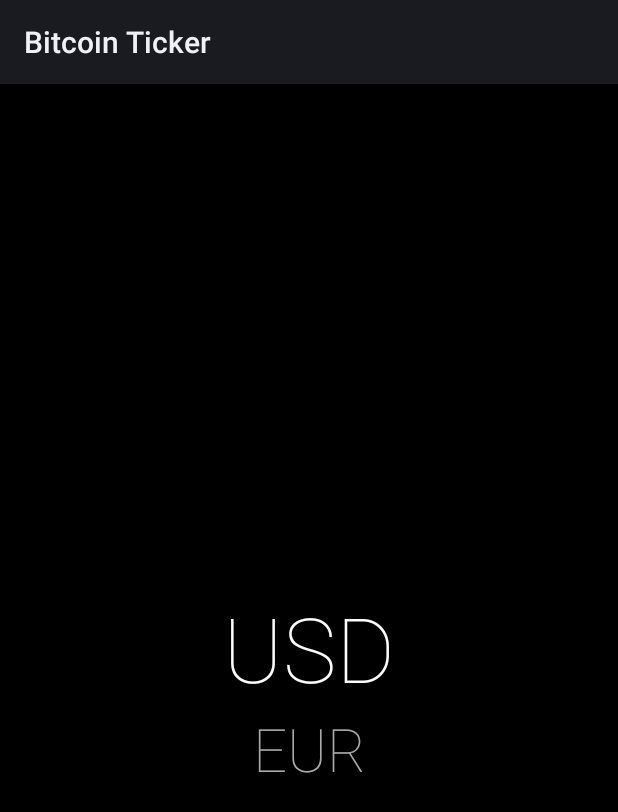
After one commit to tajchert/GlassCryptoCurrency, an Android app: the SetCurrencyActivity screen opened directly, with no data from a screen before it, on a phone screen of 412 x 824 dp. The commit adds this screen. Shown: the top 812 px of the screen. Run offline under Robolectric (Android 15) with nearby library versions, the phone set to English and light mode, and no system bars; libraries missing offline, so code that uses them is left out: com.google.android.glass; 1 statement that could not run was skipped.

Commit message:
Major changes, added activity to choose by finger gesture currency.

```diff
--- a/app/src/main/java/pl/tajchert/glass/bitcointicker/BitcoinTicker.java
+++ b/app/src/main/java/pl/tajchert/glass/bitcointicker/BitcoinTicker.java
@@ -7,6 +7,7 @@ public class BitcoinTicker extends Application {
 
     private static BitcoinTicker singleton;
     public static boolean isChartVisible = false;
+    public static String currency = "USD";
 
     public BitcoinTicker getInstance(){
         return singleton;
--- a/app/src/main/java/pl/tajchert/glass/bitcointicker/LiveCardMenuActivity.java
+++ b/app/src/main/java/pl/tajchert/glass/bitcointicker/LiveCardMenuActivity.java
@@ -79,9 +79,6 @@ public class LiveCardMenuActivity extends Activity {
                 // Stop the service which will unpublish the live card.
                 stopService(new Intent(this, LiveCardService.class));
                 return true;
-            case R.id.action_refresh:
-                updateLiveCard();
-                return true;
             case R.id.action_chart:
                 if(BitcoinTicker.isChartVisible == false) {
                     BitcoinTicker.isChartVisible = true;
--- /dev/null
+++ b/app/src/main/java/pl/tajchert/glass/bitcointicker/SetCurrencyActivity.java
@@ -0,0 +1,205 @@
+/*
+ * Copyright (C) 2013 The Android Open Source Project
+ *
+ * Licensed under the Apache License, Version 2.0 (the "License");
+ * you may not use this file except in compliance with the License.
+ * You may obtain a copy of the License at
+ *
+ *      http://www.apache.org/licenses/LICENSE-2.0
+ *
+ * Unless required by applicable law or agreed to in writing, software
+ * distributed under the License is distributed on an "AS IS" BASIS,
+ * WITHOUT WARRANTIES OR CONDITIONS OF ANY KIND, either express or implied.
+ * See the License for the specific language governing permissions and
+ * limitations under the License.
+ */
+
+package pl.tajchert.glass.bitcointicker;
+
+import android.animation.ValueAnimator;
+import android.animation.ValueAnimator.AnimatorUpdateListener;
+import android.app.Activity;
+import android.content.Context;
+import android.content.Intent;
+import android.media.AudioManager;
+import android.os.Bundle;
+import android.util.Log;
+import android.view.MotionEvent;
+import android.view.View;
+import android.view.animation.DecelerateInterpolator;
+import android.widget.TextView;
+
+import com.google.android.glass.media.Sounds;
+import com.google.android.glass.touchpad.Gesture;
+import com.google.android.glass.touchpad.GestureDetector;
+import com.google.android.glass.touchpad.GestureDetector.BaseListener;
+import com.google.android.glass.touchpad.GestureDetector.ScrollListener;
+
+import java.util.ArrayList;
+import java.util.Calendar;
+
+import pl.tajchert.glass.bitcointicker.utils.Tools;
+
+/**
+ * Activity to set the timer.
+ */
+public class SetCurrencyActivity extends Activity implements BaseListener, ScrollListener{
+    private static final String TAG = "SetCurrencyActivity";
+    private static final float MAX_DRAG_VELOCITY = 1;
+
+    private ValueAnimator mInertialScrollAnimator;
+    private Long touchTime;
+
+    private int position;
+    private ArrayList<String> currencies;
+
+    private TextView mCurrTop;
+    private TextView mCurrMid;
+    private TextView mCurrBot;
+    private TextView mTipView;
+
+    private AudioManager mAudioManager;
+    private GestureDetector mDetector;
+
+
+    @Override
+    protected void onCreate(Bundle savedInstanceState) {
+        super.onCreate(savedInstanceState);
+
+        currencies = Tools.getCurrencyList();
+
+        mDetector = new GestureDetector(this)
+                .setBaseListener(this)
+                .setScrollListener(this);
+
+        mAudioManager = (AudioManager) getSystemService(Context.AUDIO_SERVICE);
+
+        // Initialize the various views.
+        setContentView(R.layout.set_card);
+        mCurrTop = (TextView) findViewById(R.id.topCurr);
+        mCurrMid = (TextView) findViewById(R.id.midCurr);
+        mCurrBot = (TextView) findViewById(R.id.bottCurr);
+        mTipView = (TextView) findViewById(R.id.tip);
+
+        mCurrBot.setText("USD");
+        mTipView.setText(getResources().getString(R.string.swipe_to_set_currency));
+        updateText();
+        touchTime = Calendar.getInstance().getTimeInMillis();
+
+        // Initialize the animator use for the intertial scrolling.
+        mInertialScrollAnimator = new ValueAnimator();
+        mInertialScrollAnimator.setInterpolator(new DecelerateInterpolator());
+        mInertialScrollAnimator.addUpdateListener(new AnimatorUpdateListener() {
+            @Override
+            public void onAnimationUpdate(ValueAnimator animation) {
+                float value = (Float) animation.getAnimatedValue();
+                setNewPosition(Math.round(value));
+            }
+        });
+    }
+
+    @Override
+    public void onPause() {
+        super.onPause();
+        mInertialScrollAnimator.cancel();
+    }
+
+    @Override
+    public boolean onGenericMotionEvent(MotionEvent event) {
+        return mDetector.onMotionEvent(event);
+    }
+    @Override
+    public boolean onScroll(float displacement, float delta, float velocity) {
+        touchTime = Calendar.getInstance().getTimeInMillis();
+        addFlingValue(Math.min(velocity, MAX_DRAG_VELOCITY));
+        return true;
+    }
+
+    @Override
+    public boolean onGesture(Gesture gesture) {
+        if(Calendar.getInstance().getTimeInMillis() - touchTime < 200){
+            return false;
+        }
+        switch (gesture) {
+            case TAP:
+                playSoundEffect(Sounds.TAP);
+                forceEndAnimation();
+                startTicker();
+                finish();
+                return true;
+            case SWIPE_DOWN:
+                setResultInternal(RESULT_CANCELED, null);
+                playSoundEffect(Sounds.DISMISSED);
+                forceEndAnimation();
+                finish();
+                return true;
+            default:
+                return false;
+        }
+    }
+
+    private void startTicker() {
+        Intent tickerIntent = new Intent(this, LiveCardService.class);
+        tickerIntent.putExtra(LiveCardService.CURRENCY_POSITION_KEY, position);
+        tickerIntent.setAction(LiveCardService.ACTION_START_KEY);
+        startService(tickerIntent);
+    }
+
+    private void addFlingValue(float delta) {
+        setNewPosition(Math.round(position + delta));
+    }
+
+    private void setNewPosition(int newPosition) {
+        int prevPosition = position;
+
+        newPosition = checkNewPositionNumber(newPosition);
+
+        if(newPosition != prevPosition){
+            Log.d(TAG, "setNewPosition position change");
+            position = newPosition;
+            playSoundEffect(Sounds.TAP);
+            updateText();
+        }
+    }
+
+    private int checkNewPositionNumber(int newPosition){
+        if(newPosition < 0){
+            newPosition = 0;
+        } else if (newPosition >= Tools.getCurrencyList().size()){
+            newPosition = (Tools.getCurrencyList().size() - 1);
+        }
+        return newPosition;
+    }
+
+    private void updateText() {
+        if(position == 0){
+            mCurrTop.setText("");
+        } else {
+            mCurrTop.setText(Tools.getCurrencyList().get(position - 1));
+        }
+
+        mCurrMid.setText(Tools.getCurrencyList().get(position));
+
+        if(position >= (Tools.getCurrencyList().size()-1)){
+            mCurrBot.setText("");
+        } else {
+            mCurrBot.setText(Tools.getCurrencyList().get(position + 1));
+        }
+        mTipView.setVisibility(View.INVISIBLE);
+    }
+
+    protected void playSoundEffect(int soundId) {
+        mAudioManager.playSoundEffect(soundId);
+    }
+
+
+    protected void setResultInternal(int resultCode, Intent resultIntent) {
+        setResult(resultCode, resultIntent);
+    }
+
+    void forceEndAnimation() {
+        if (mInertialScrollAnimator.isRunning()) {
+            mInertialScrollAnimator.end();
+        }
+    }
+}
--- a/app/src/main/java/pl/tajchert/glass/bitcointicker/utils/Tools.java
+++ b/app/src/main/java/pl/tajchert/glass/bitcointicker/utils/Tools.java
@@ -12,15 +12,23 @@ public class Tools {
     public static final String KEY_PREFS_LAST_CURRENCY = "KEY_PREFS_LAST_CURRENCY";
 
     public static boolean isOnList(String currency){
+        ArrayList<String> currencies = getCurrencyList();
+        if(currencies.contains(currency)){
+            return true;
+        }
+        return false;
+    }
+
+    public static ArrayList<String> getCurrencyList(){
         ArrayList<String> currencies = new ArrayList<String>();
-        currencies.add("PLN");
         currencies.add("USD");
+        currencies.add("EUR");
         currencies.add("AUD");
         currencies.add("BRL");
         currencies.add("CAD");
         currencies.add("CHF");
         currencies.add("CNY");
-        currencies.add("EUR");
+        currencies.add("PLN");
         currencies.add("GBP");
         currencies.add("HKD");
         currencies.add("IDR");
@@ -33,11 +41,9 @@ public class Tools {
         currencies.add("SGD");
         currencies.add("TRY");
         currencies.add("ZAR");
-        if(currencies.contains(currency)){
-            return true;
-        }
-        return false;
+        return  currencies;
     }
+
     public static boolean isNetworkAvailable(Context context) {
         ConnectivityManager connectivityManager = (ConnectivityManager) context.getSystemService(Context.CONNECTIVITY_SERVICE);
         NetworkInfo activeNetworkInfo = connectivityManager.getActiveNetworkInfo();
--- a/app/src/main/res/layout/live_card.xml
+++ b/app/src/main/res/layout/live_card.xml
@@ -95,7 +95,7 @@
             android:ellipsize="end"
             android:gravity="bottom"
             android:singleLine="true"
-            android:text="now"
+            android:text=""
             android:textAppearance="?android:attr/textAppearanceSmall" />
 
         <ImageView
--- /dev/null
+++ b/app/src/main/res/layout/set_card.xml
@@ -0,0 +1,49 @@
+<?xml version="1.0" encoding="utf-8"?>
+<FrameLayout xmlns:android="http://schemas.android.com/apk/res/android"
+    android:layout_width="match_parent"
+    android:layout_height="match_parent"
+    android:background="@android:color/black" >
+    <LinearLayout
+        android:layout_width="fill_parent"
+        android:layout_height="wrap_content"
+        android:layout_gravity="center"
+        android:layout_marginTop="-12px"
+        android:orientation="vertical" >
+        <TextView
+            android:layout_width="fill_parent"
+            android:layout_height="wrap_content"
+            android:id="@+id/topCurr"
+            android:gravity="center"
+            android:text="USD"
+            android:fontFamily="sans-serif-thin"
+            android:textColor="@android:color/darker_gray"
+            android:textSize="40sp"/>
+        <TextView
+            android:layout_width="fill_parent"
+            android:layout_height="wrap_content"
+            android:id="@+id/midCurr"
+            android:gravity="center"
+            android:textColor="@android:color/white"
+            android:text="EUR"
+            android:fontFamily="sans-serif-thin"
+            android:textSize="60sp"/>
+        <TextView
+            android:layout_width="fill_parent"
+            android:layout_height="wrap_content"
+            android:id="@+id/bottCurr"
+            android:gravity="center"
+            android:text="AUD"
+            android:fontFamily="sans-serif-thin"
+            android:textColor="@android:color/darker_gray"
+            android:textSize="40sp"/>
+    </LinearLayout>
+    <TextView
+        android:id="@+id/tip"
+        android:layout_width="wrap_content"
+        android:layout_height="wrap_content"
+        android:layout_gravity="center_horizontal|bottom"
+        android:layout_marginBottom="40px"
+        android:textColor="@android:color/white"
+        android:text="@string/swipe_to_set_currency"
+        android:textAppearance="?android:attr/textAppearanceSmall" />
+</FrameLayout>
--- a/app/src/main/res/menu/live_card.xml
+++ b/app/src/main/res/menu/live_card.xml
@@ -1,8 +1,4 @@
 <menu xmlns:android="http://schemas.android.com/apk/res/android">
-    <item
-        android:id="@+id/action_refresh"
-        android:title="@string/action_refresh"
-        android:icon="@drawable/ic_action_refresh" />
     <item
         android:id="@+id/action_chart"
         android:title="@string/action_chart"
--- a/app/src/main/res/values/strings.xml
+++ b/app/src/main/res/values/strings.xml
@@ -8,4 +8,5 @@
     <string name="action_chart">View chart</string>
 
     <string name="additional_phase">Currency</string>
+    <string name="swipe_to_set_currency">Swipe up to set currency</string>
 </resources>
--- a/app/src/main/res/xml/voice_trigger.xml
+++ b/app/src/main/res/xml/voice_trigger.xml
@@ -1,4 +1,2 @@
 <!-- For more information about voice trigger, check out: https://developers.google.com/glass/develop/gdk/starting-glassware -->
-<trigger command="FIND_THE_EXCHANGE_RATE">
-    <input prompt="@string/additional_phase" />
-</trigger>
+<trigger command="FIND_THE_EXCHANGE_RATE"/>
```
Also changed, not shown: app/src/main/AndroidManifest.xml (+12 -2 lines), app/src/main/java/pl/tajchert/glass/bitcointicker/LiveCardService.java (+25 -24 lines).
